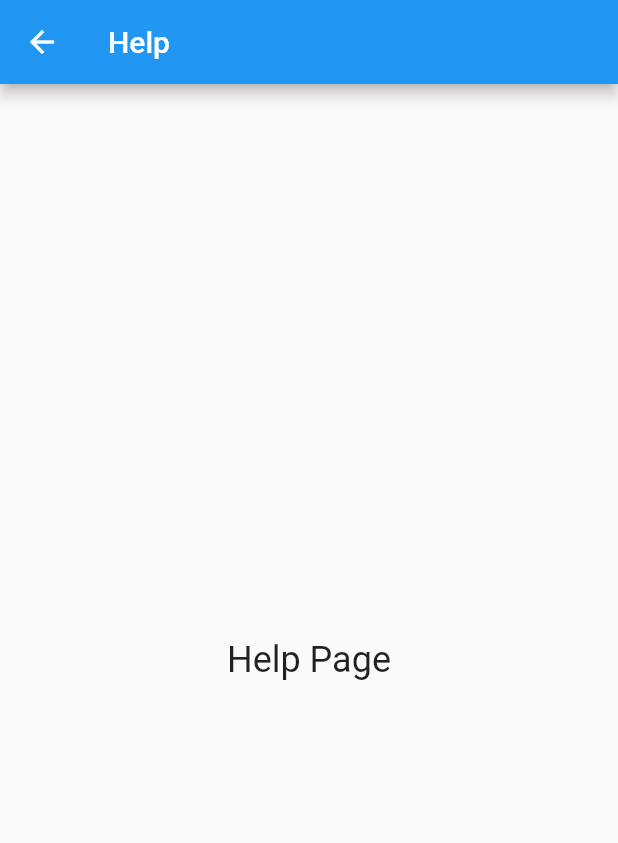
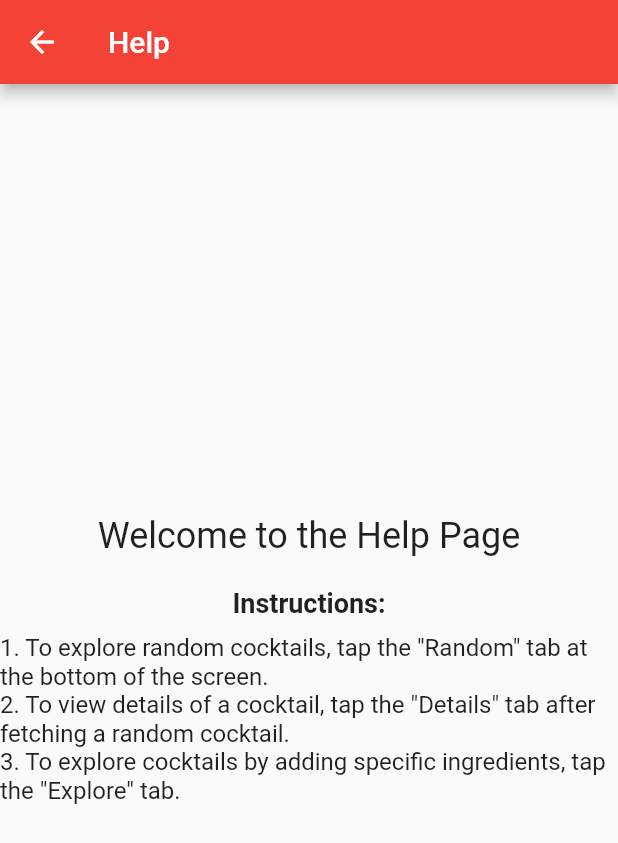
Before and after one commit to rowan888/Cocktail_App_1, a Flutter app: the HelpPage screen opened directly, on a phone screen of 412 x 824 dp. Shown: the top 843 px of the screen. Run offline on Flutter 3.47's test engine with Material 2 defaults, Android fonts, the phone set to English and light mode, and no system bars; network calls fail.

Commit message:
Added further design improvements

```diff
--- a/lib/details_page.dart
+++ b/lib/details_page.dart
@@ -45,7 +45,13 @@ class DetailsPage extends StatelessWidget {
 
     return Scaffold(
       appBar: AppBar(
-        title: Text(cocktail?['strDrink'] ?? 'Cocktail Details'),
+        backgroundColor: Colors.red, // Set the background color of the AppBar to red
+        title: Text(
+          cocktail?['strDrink'] ?? 'Cocktail Details',
+          style: TextStyle(
+            color: Colors.white, // Set the text color to white
+          ),
+        ),
       ),
       body: cocktail == null
           ? Center(child: Text('No data available'))
--- a/lib/help_page.dart
+++ b/lib/help_page.dart
@@ -5,10 +5,37 @@ class HelpPage extends StatelessWidget {
   Widget build(BuildContext context) {
     return Scaffold(
       appBar: AppBar(
-        title: Text('Help'),
+        title: Text('Help', style: TextStyle(color: Colors.white)), // Set text color to white
+        backgroundColor: Colors.red, // Set background color to red
       ),
       body: Center(
-        child: Text('Help Page', style: TextStyle(fontSize: 24)),
+        child: Column(
+          mainAxisAlignment: MainAxisAlignment.center,
+          children: [
+            Text(
+              'Welcome to the Help Page',
+              style: TextStyle(fontSize: 24),
+            ),
+            SizedBox(height: 20),
+            Text(
+              'Instructions:',
+              style: TextStyle(fontSize: 18, fontWeight: FontWeight.bold),
+            ),
+            SizedBox(height: 10),
+            Text(
+              '1. To explore random cocktails, tap the "Random" tab at the bottom of the screen.',
+              style: TextStyle(fontSize: 16),
+            ),
+            Text(
+              '2. To view details of a cocktail, tap the "Details" tab after fetching a random cocktail.',
+              style: TextStyle(fontSize: 16),
+            ),
+            Text(
+              '3. To explore cocktails by adding specific ingredients, tap the "Explore" tab.',
+              style: TextStyle(fontSize: 16),
+            ),
+          ],
+        ),
       ),
     );
   }
```
Also changed, not shown: lib/home_page.dart (+33 -5 lines).
